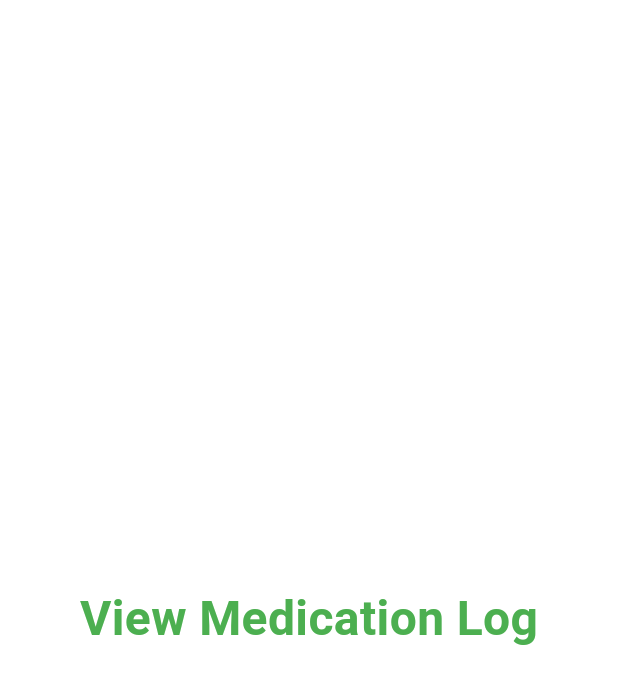
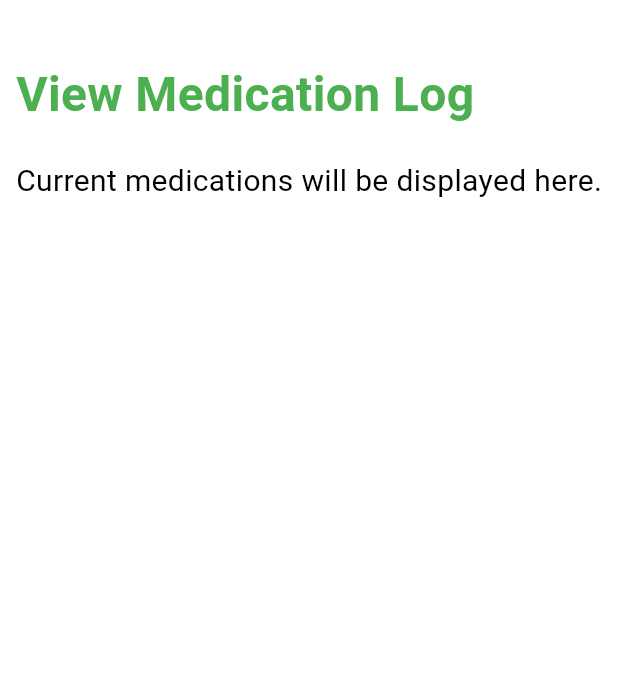
Before and after one commit to maureensanchez99/hci_final_prototye, a Flutter app: the ViewMedicationLogPage screen opened directly, on a phone screen of 412 x 824 dp. Shown: the top 684 px of the screen. Run offline on Flutter 3.47's test engine with Material 3 defaults, Android fonts, the phone set to English and light mode, and no system bars; Roboto replaces fonts that are missing (Merienda).

Commit message:
adding some styling

```diff
--- a/lib/pages/medication.dart
+++ b/lib/pages/medication.dart
@@ -8,7 +8,12 @@ class ViewMedicationLogPage extends StatelessWidget {
     return Scaffold(
       backgroundColor: Colors.white,
       body: const Center(
-        child: Text(
+        child: Column(
+          mainAxisAlignment: MainAxisAlignment.start,
+          crossAxisAlignment: CrossAxisAlignment.start,
+          children: [
+            const SizedBox(height: 40),
+            Text(
               "View Medication Log",
               style: TextStyle(
                 fontFamily: 'Merienda',
@@ -17,6 +22,17 @@ class ViewMedicationLogPage extends StatelessWidget {
                 color: Colors.green,
               ),
             ),
+            const SizedBox(height: 20),
+            Text(
+              "Current medications will be displayed here.",
+              style: TextStyle(
+                fontFamily: 'Merienda',
+                fontSize: 20,
+                color: Colors.black,
+              ),
+            )
+          ],
+        ),
       ),
     );
   }
```
Lines whose indentation alone changed are shown as unchanged.
